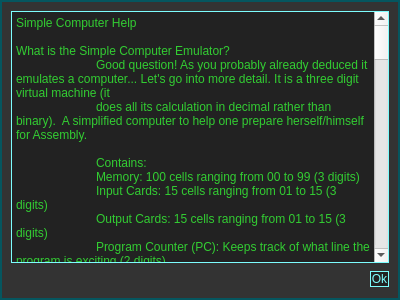
Before: the Qt Designer form helpdialog.ui in jinyell/SimpleComputer, drawn with Qt 5.
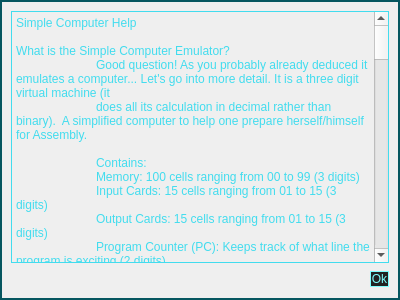
After: the same form once the commit is applied. Icons and pictures are not drawn.

Commit message:
Icon/Background
Icon and background have been updated. Also location of txt files

The edit to the form file:
```diff
--- a/helpdialog.ui
+++ b/helpdialog.ui
@@ -16,14 +16,14 @@
   <property name="styleSheet">
    <string notr="true">QDialog {
 color: #7DFDFE; 
-background-color: #333333;
+background-image: url(:/Images/BackgroundHelp.png);
 border: 2px solid #05565F;
 }
 
 QPlainTextEdit {
-background-color: #222222;
-border: 1px solid #7DFDFE;
-color: #32CD32;
+background: transparent;
+border: 1px solid #42DCEE;
+color: #42DCEE;
 }
 
 QPushButton{
```
The commit also changes 10 other files.
